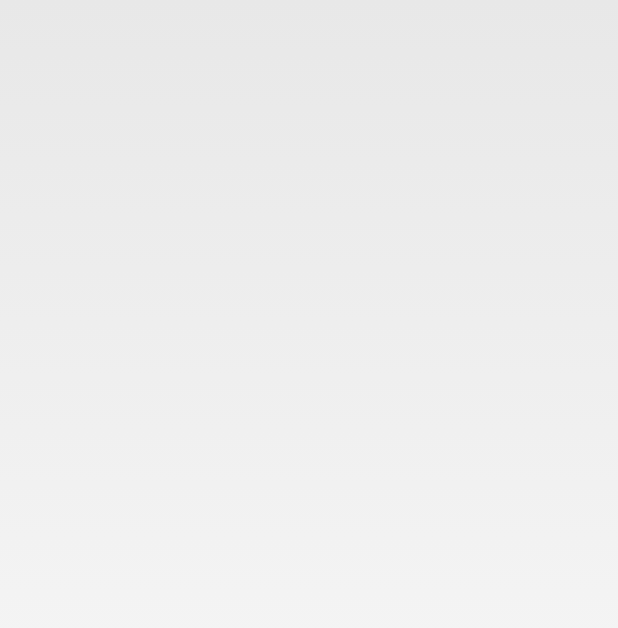
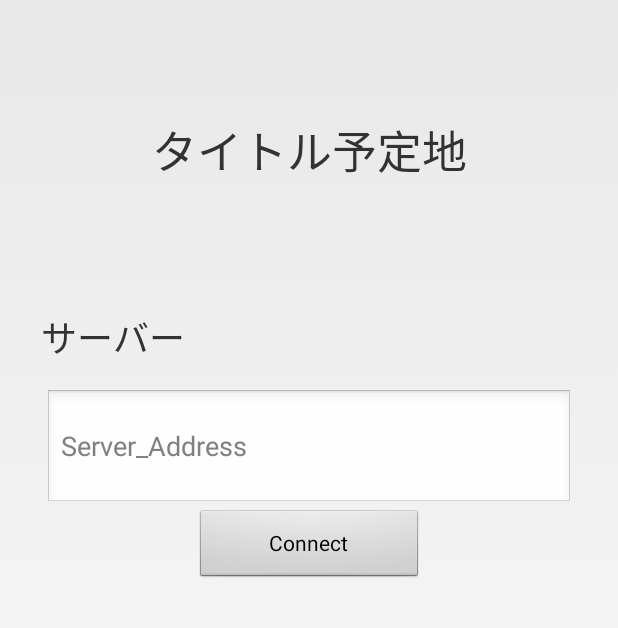
Before and after one commit to s15011/Jinrou, an Android app: the TitleActivity screen opened directly, with no data from a screen before it, on a phone screen of 412 x 824 dp. Before the commit the part shown is empty. Shown: the top 628 px of the screen. Run offline under Robolectric (Android 15) with nearby library versions, the phone set to English and light mode, and no system bars.

Commit message:
TitleLayoutのデザインを追加

```diff
--- a/app/src/main/res/layout/activity_title.xml
+++ b/app/src/main/res/layout/activity_title.xml
@@ -4,10 +4,48 @@
     android:id="@+id/activity_title"
     android:layout_width="match_parent"
     android:layout_height="match_parent"
-    android:paddingBottom="@dimen/activity_vertical_margin"
-    android:paddingLeft="@dimen/activity_horizontal_margin"
-    android:paddingRight="@dimen/activity_horizontal_margin"
-    android:paddingTop="@dimen/activity_vertical_margin"
     tools:context="jp.ac.it_college.std.s15011.jinrou.TitleActivity">
 
+    <TextView
+        android:text="タイトル予定地"
+        android:layout_alignParentTop="true"
+        android:layout_alignParentStart="true"
+        android:id="@+id/textView"
+        android:layout_height="200dp"
+        android:layout_width="match_parent"
+        android:gravity="center"
+        android:textSize="30sp" />
+
+    <TextView
+        android:text="サーバー"
+        android:layout_below="@+id/textView"
+        android:layout_alignParentStart="true"
+        android:id="@+id/textView2"
+        android:layout_height="50dp"
+        android:layout_width="150dp"
+        android:gravity="center"
+        android:textSize="24sp" />
+
+    <EditText
+        android:inputType="textPersonName"
+        android:ems="10"
+        android:id="@+id/server_name"
+        android:layout_marginLeft="30dp"
+        android:layout_marginRight="30dp"
+        android:layout_height="80dp"
+        android:layout_width="match_parent"
+        android:layout_below="@+id/textView2"
+        android:layout_alignParentStart="true"
+        android:layout_marginTop="9dp"
+        android:hint="Server_Address" />
+
+    <Button
+        android:text="Connect"
+        android:layout_below="@+id/server_name"
+        android:layout_alignParentStart="false"
+        android:id="@+id/Connect"
+        android:layout_height="50dp"
+        android:layout_width="match_parent"
+        android:layout_marginLeft="130dp"
+        android:layout_marginRight="130dp" />
 </RelativeLayout>
```
